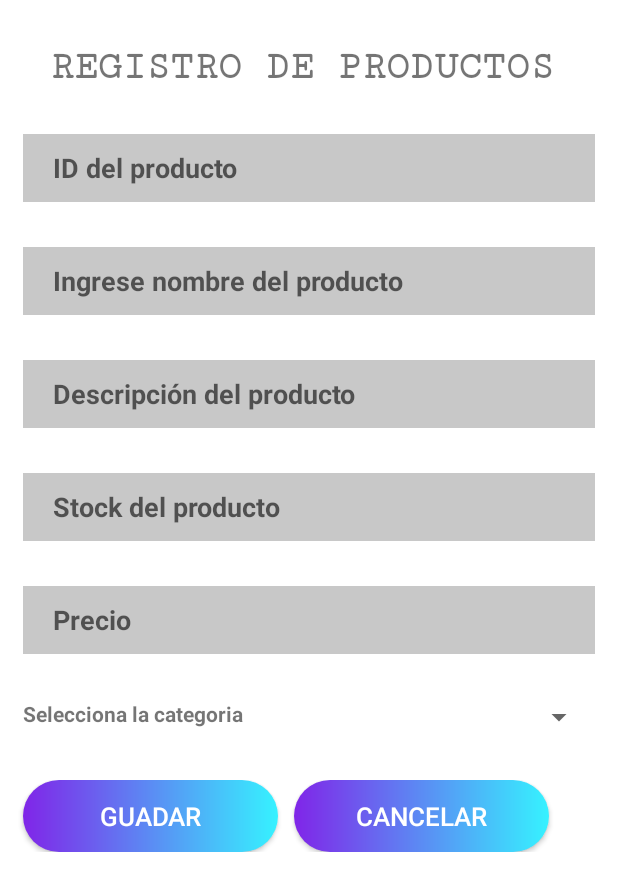
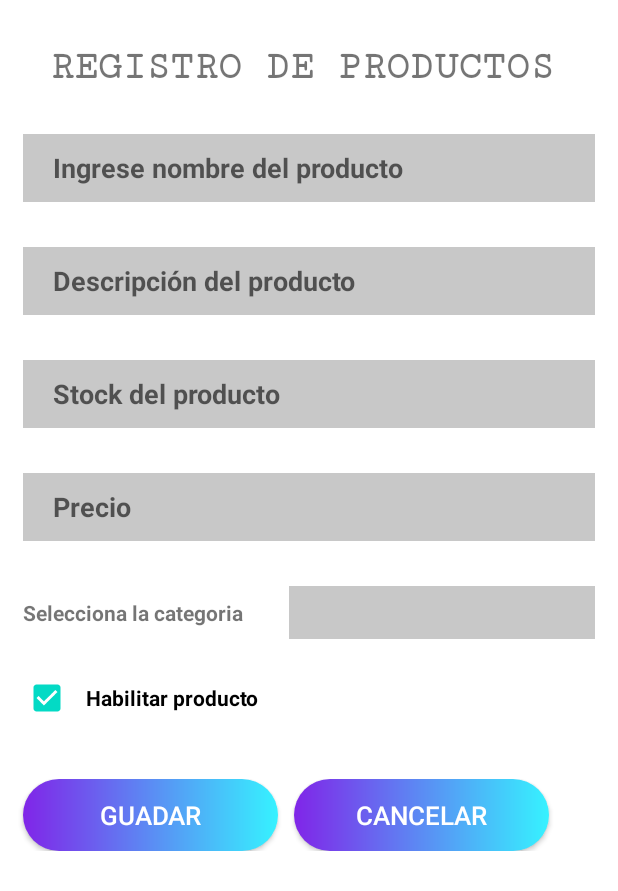
Before and after one commit to GerardoM3/ECommerce, an Android app: the layout activity_crear.xml on its own in the app's theme, with its tools: preview values and no code run, on a phone screen of 412 x 824 dp. Shown: the top 891 px of the screen. Run offline under Robolectric (Android 15) with nearby library versions, the phone set to English and light mode, and no system bars.

Commit message:
Ajustes y adición de variables y archivo TXT agregado.
El archivo TXT es un metadatos de las variables utilizados en todas las pantallas de la app.

```diff
--- a/app/src/main/java/com/sis21a/e_commerce/Vistas_tienda.java
+++ b/app/src/main/java/com/sis21a/e_commerce/Vistas_tienda.java
@@ -1,14 +1,20 @@
 package com.sis21a.e_commerce;
 
 import androidx.appcompat.app.AppCompatActivity;
+import androidx.recyclerview.widget.RecyclerView;
 
 import android.os.Bundle;
 
 public class Vistas_tienda extends AppCompatActivity {
 
+    RecyclerView rvTiendas;
+
     @Override
     protected void onCreate(Bundle savedInstanceState) {
         super.onCreate(savedInstanceState);
         setContentView(R.layout.activity_vistas_tienda);
+
+        rvTiendas = findViewById(R.id.rvTiendas);
+
     }
 }
--- a/app/src/main/java/com/sis21a/e_commerce/vista_productos.java
+++ b/app/src/main/java/com/sis21a/e_commerce/vista_productos.java
@@ -1,14 +1,20 @@
 package com.sis21a.e_commerce;
 
 import androidx.appcompat.app.AppCompatActivity;
+import androidx.recyclerview.widget.RecyclerView;
 
 import android.os.Bundle;
 
 public class vista_productos extends AppCompatActivity {
 
+    RecyclerView rv_productos;
+
     @Override
     protected void onCreate(Bundle savedInstanceState) {
         super.onCreate(savedInstanceState);
         setContentView(R.layout.activity_vista_productos);
+
+        rv_productos = findViewById(R.id.rv_productos);
+
     }
 }
--- a/app/src/main/res/layout/activity_crear.xml
+++ b/app/src/main/res/layout/activity_crear.xml
@@ -23,24 +23,10 @@
     <Space
         android:layout_width="match_parent"
         android:layout_height="30dp"/>
-    <EditText
-        android:id="@+id/etId"
-        android:layout_width="match_parent"
-        android:layout_height="wrap_content"
-        android:layout_marginLeft="15dp"
-        android:layout_marginRight="15dp"
-        android:minHeight="45dp"
-        android:inputType="number"
-        android:paddingLeft="20dp"
-        android:background="@color/cardview_shadow_start_color"
-        android:textStyle="bold"
-        android:hint="ID del producto" />
-    <Space
-        android:layout_width="match_parent"
-        android:layout_height="30dp"/>
+
 
     <EditText
-        android:id="@+id/etnom"
+        android:id="@+id/etNombreProducto"
         android:layout_width="match_parent"
         android:layout_height="wrap_content"
         android:layout_marginLeft="15dp"
@@ -56,7 +42,7 @@
         android:layout_height="30dp"/>
 
     <EditText
-        android:id="@+id/etDesc"
+        android:id="@+id/etDescripcionProducto"
         android:layout_width="match_parent"
         android:layout_height="wrap_content"
         android:layout_marginLeft="15dp"
@@ -72,7 +58,7 @@
         android:layout_height="30dp"/>
 
     <EditText
-        android:id="@+id/etStock"
+        android:id="@+id/etStockProducto"
         android:layout_width="match_parent"
         android:layout_height="wrap_content"
         android:layout_marginLeft="15dp"
@@ -89,7 +75,7 @@
         android:layout_height="30dp"/>
 
     <EditText
-        android:id="@+id/etPrecio"
+        android:id="@+id/etPrecioProducto"
         android:layout_width="match_parent"
         android:layout_height="wrap_content"
         android:layout_marginLeft="15dp"
@@ -107,7 +93,9 @@
     <androidx.appcompat.widget.LinearLayoutCompat
         android:layout_width="match_parent"
         android:layout_height="wrap_content"
-        android:orientation="horizontal">
+        android:orientation="horizontal"
+        android:gravity="center_vertical"
+        >
 
     <TextView
         android:layout_width="wrap_content"
@@ -117,20 +105,30 @@
         android:textStyle="bold"
         android:text="Selecciona la categoria"/>
     <Spinner
-        android:id="@+id/spinner2"
+        android:id="@+id/spCategoriaProducto"
         android:layout_width="match_parent"
-        android:layout_height="wrap_content"
+        android:layout_height="35dp"
         android:layout_marginLeft="15dp"
         android:layout_marginRight="15dp"
+        android:background="@color/cardview_shadow_start_color"
    />
+    </androidx.appcompat.widget.LinearLayoutCompat>
 
-        <Spinner
-            android:id="@+id/spinner3"
-            android:layout_width="match_parent"
-            android:layout_height="wrap_content"
-            android:layout_marginLeft="15dp"
-            android:layout_marginRight="15dp"/>
-    </androidx.appcompat.widget.LinearLayoutCompat>
+    <Space
+        android:layout_width="match_parent"
+        android:layout_height="15dp"/>
+
+
+    <CheckBox
+        android:id="@+id/cbEstadoProducto"
+        android:layout_width="wrap_content"
+        android:layout_height="wrap_content"
+        android:text="Habilitar producto"
+        android:textStyle="bold"
+        android:paddingLeft="10dp"
+        android:layout_marginLeft="15dp"
+        android:checked="true"
+        />
     <Space
         android:layout_width="match_parent"
         android:layout_height="30dp"/>
@@ -141,7 +139,7 @@
         android:orientation="horizontal">
 
     <androidx.appcompat.widget.AppCompatButton
-        android:id="@+id/angry_btn"
+        android:id="@+id/btnGuardarP"
 
         android:text="Guadar"
         android:textColor="#FFFFFF"
@@ -154,7 +152,7 @@
         />
 
     <androidx.appcompat.widget.AppCompatButton
-        android:id="@+id/btnCncelar"
+        android:id="@+id/btnCancelarP"
 
         android:text="Cancelar"
         android:textColor="#FFFFFF"
--- a/app/src/main/res/layout/activity_register3.xml
+++ b/app/src/main/res/layout/activity_register3.xml
@@ -75,6 +75,7 @@
                 android:fontFamily="@font/times"
                 />
             <androidx.appcompat.widget.AppCompatSpinner
+                android:id="@+id/spTipoCuenta"
                 android:layout_width="match_parent"
                 android:layout_height="45dp"
                 android:entries="@array/sp_tipo_cuenta"
@@ -89,11 +90,13 @@
                 android:fontFamily="@font/times"
                 />
             <CheckBox
+                android:id="@+id/cbTipoCuentaActivo"
                 android:layout_width="match_parent"
                 android:layout_height="wrap_content"
                 android:text="Activo"
                 />
             <CheckBox
+                android:id="@+id/cbTipoCuentaInactivo"
                 android:layout_width="match_parent"
                 android:layout_height="wrap_content"
                 android:text="Inactivo"
@@ -122,7 +125,7 @@
                     />
 
                 <androidx.appcompat.widget.AppCompatButton
-                    android:id="@+id/btnSiguienteRegistro"
+                    android:id="@+id/btnFinalizarRegistro"
                     android:layout_width="wrap_content"
                     android:layout_height="wrap_content"
                     android:text="Finalizar"
--- a/app/src/main/res/layout/activity_vista_productos.xml
+++ b/app/src/main/res/layout/activity_vista_productos.xml
@@ -17,7 +17,7 @@
         android:textColor="#fff"/>
 
     <androidx.recyclerview.widget.RecyclerView
-        android:id="@+id/rbitempro"
+        android:id="@+id/rv_productos"
         android:layout_width="match_parent"
         android:layout_height="wrap_content"/>
 
--- a/app/src/main/res/layout/activity_vistas_tienda.xml
+++ b/app/src/main/res/layout/activity_vistas_tienda.xml
@@ -16,7 +16,7 @@
         android:textSize="30dp"/>
 
     <androidx.recyclerview.widget.RecyclerView
-        android:id="@+id/rbitems"
+        android:id="@+id/rvTiendas"
         android:layout_width="match_parent"
         android:layout_height="wrap_content"/>
 
--- a/app/src/main/res/layout/item_negocios_main.xml
+++ b/app/src/main/res/layout/item_negocios_main.xml
@@ -86,7 +86,7 @@
                 android:fontFamily="serif-monospace" />
 
             <Button
-                android:id="@+id/btnVer1"
+                android:id="@+id/btnVerTienda"
                 android:layout_width="match_parent"
                 android:layout_height="wrap_content"
                 android:layout_below="@id/tvdes_content"
--- a/app/src/main/res/layout/item_productos.xml
+++ b/app/src/main/res/layout/item_productos.xml
@@ -61,6 +61,7 @@
                     android:layout_centerHorizontal="true"
                     android:fontFamily="sans-serif-condensed-medium"/>
             <Button
+                android:id="@+id/btnComprar"
                 android:layout_width="110dp"
                 android:layout_height="40dp"
                 android:layout_below="@id/tvdespro"
```
Also changed, not shown: app/src/main/java/com/sis21a/e_commerce/MenuFloating.java (+9 -2 lines), app/src/main/java/com/sis21a/e_commerce/UI/sesion/login.java (+7 -0 lines), app/src/main/java/com/sis21a/e_commerce/UI/sesion/register.java (+12 -0 lines), app/src/main/java/com/sis21a/e_commerce/UI/sesion/register2.java (+13 -0 lines), app/src/main/java/com/sis21a/e_commerce/UI/sesion/register3.java (+14 -0 lines), app/src/main/res/layout/activity_crear_categoria.xml (+13 -31 lines), app/src/main/res/layout/activity_main.xml (+4 -4 lines), app/src/main/res/layout/activity_modificar.xml (+29 -31 lines), app/src/main/res/layout/activity_modificar_categ.xml (+12 -29 lines), app/src/main/res/layout/activity_vistascat.xml (+4 -4 lines), 1 other file.
